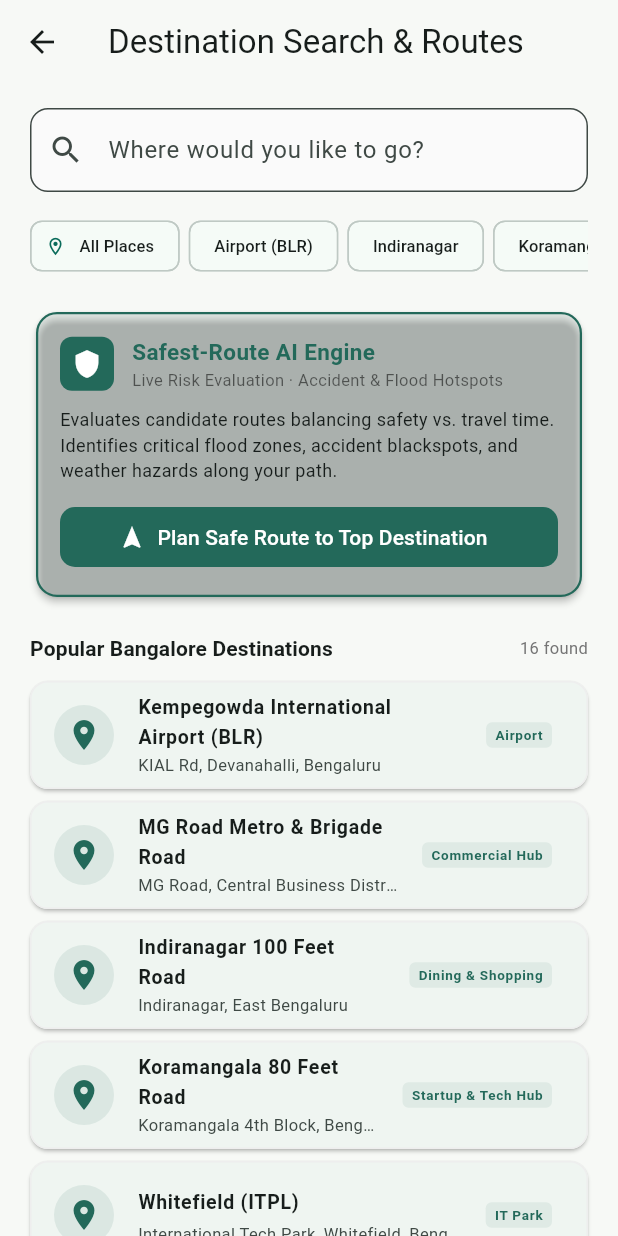
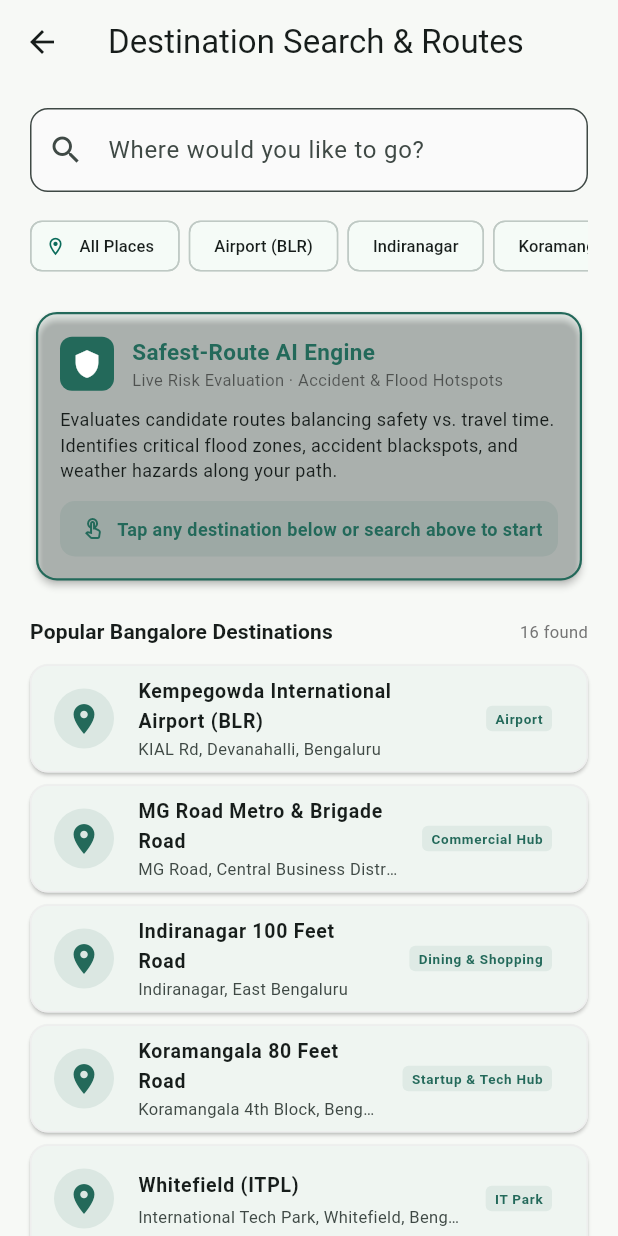
Before and after one commit to DhruvaGowda-Coder/NavGuide, a Flutter app: the DestinationSearchScreen screen opened directly, on a phone screen of 412 x 824 dp. Run offline on Flutter 3.47's test engine with Material 3 defaults, Android fonts, the phone set to English and light mode, and no system bars; our stand-ins replace connectivity_plus, flutter_riverpod, geolocator, google_maps_flutter, sensors_plus.

Commit message:
Clarify search banner and guide user to select any destination

```diff
--- a/lib/features/search/destination_search_screen.dart
+++ b/lib/features/search/destination_search_screen.dart
@@ -252,31 +252,27 @@ class _DestinationSearchScreenState
                     style: TextStyle(fontSize: 12, height: 1.4),
                   ),
                   const SizedBox(height: 12),
-                  SizedBox(
+                  Container(
                     width: double.infinity,
-                    child: FilledButton.icon(
-                      style: FilledButton.styleFrom(
-                        backgroundColor: const Color(0xff23695a),
-                        shape: RoundedRectangleBorder(
-                          borderRadius: BorderRadius.circular(10),
+                    padding: const EdgeInsets.symmetric(horizontal: 14, vertical: 10),
+                    decoration: BoxDecoration(
+                      color: const Color(0xff23695a).withValues(alpha: 0.1),
+                      borderRadius: BorderRadius.circular(10),
+                    ),
+                    child: const Row(
+                      mainAxisAlignment: MainAxisAlignment.center,
+                      children: [
+                        Icon(Icons.touch_app_outlined, size: 16, color: Color(0xff23695a)),
+                        SizedBox(width: 8),
+                        Text(
+                          'Tap any destination below or search above to start',
+                          style: TextStyle(
+                            fontSize: 12,
+                            fontWeight: FontWeight.w600,
+                            color: Color(0xff23695a),
+                          ),
                         ),
-                      ),
-                      onPressed: () {
-                        if (_placeSuggestions.isNotEmpty) {
-                          _navigateToDestination(_placeSuggestions.first);
-                        } else {
-                          Navigator.push(
-                            context,
-                            MaterialPageRoute(
-                              builder: (_) => const RouteSafetyRecommendationScreen(
-                                initialPresetIndex: 0,
-                              ),
-                            ),
-                          );
-                        }
-                      },
-                      icon: const Icon(Icons.navigation, size: 18),
-                      label: const Text('Plan Safe Route to Top Destination'),
+                      ],
                     ),
                   ),
                 ],
```
